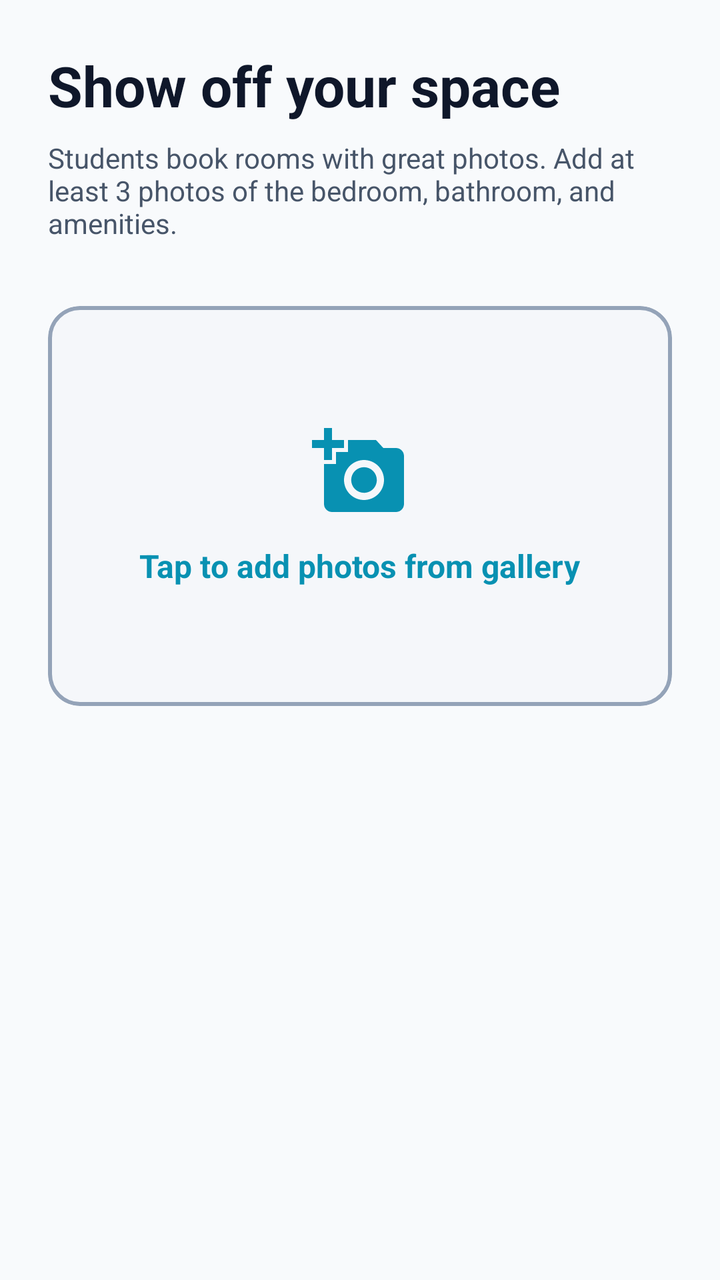
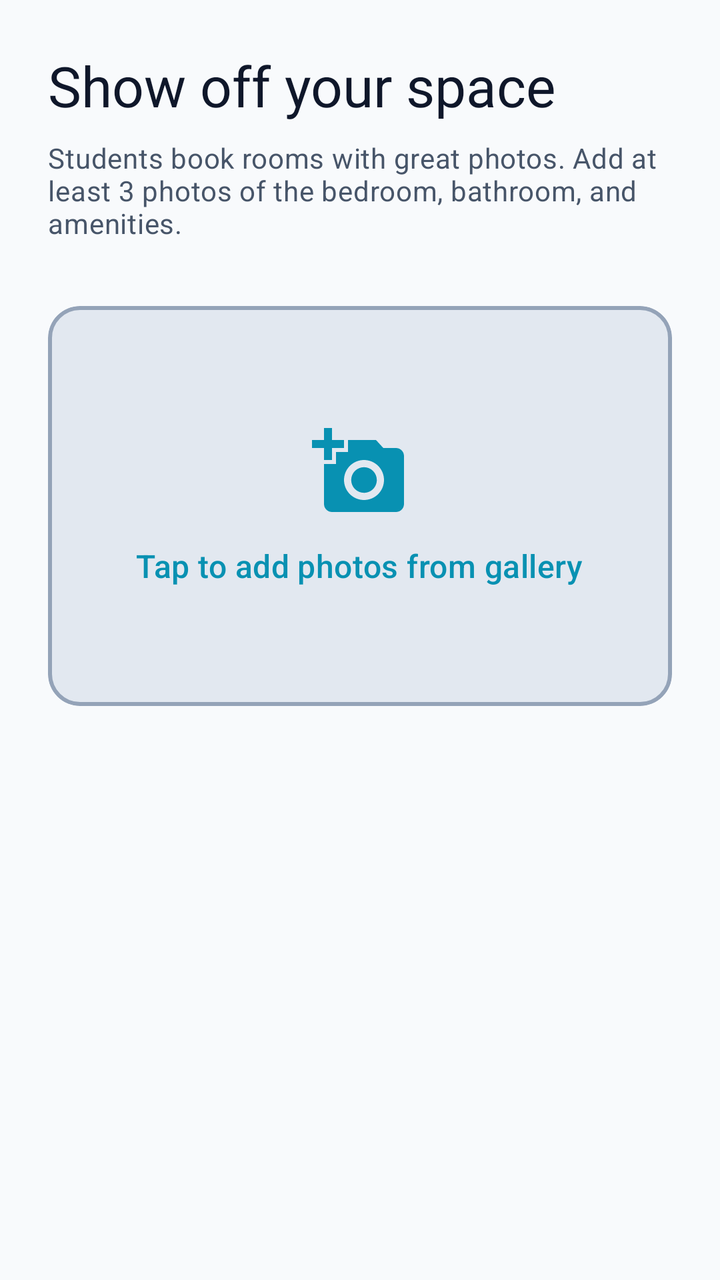

Before-and-after screenshots of an Android layout around one commit, followed by the original layout XML and the change that was made.
<!-- AndroidManifest.xml: application theme Theme.StudentRoomSharingApp -->
<!-- res/layout/fragment_add_room_step2.xml -->
<?xml version="1.0" encoding="utf-8"?>
<androidx.constraintlayout.widget.ConstraintLayout
    xmlns:android="http://schemas.android.com/apk/res/android"
    xmlns:app="http://schemas.android.com/apk/res-auto"
    android:layout_width="match_parent"
    android:layout_height="match_parent"
    android:padding="24dp">

    <TextView
        android:id="@+id/tv_step2_title"
        android:layout_width="wrap_content"
        android:layout_height="wrap_content"
        android:text="Show off your space"
        android:textSize="28sp"
        android:textStyle="bold"
        android:textColor="@color/md_theme_light_onBackground"
        app:layout_constraintTop_toTopOf="parent"
        app:layout_constraintStart_toStartOf="parent" />

    <TextView
        android:id="@+id/tv_step2_subtitle"
        android:layout_width="wrap_content"
        android:layout_height="wrap_content"
        android:text="Students book rooms with great photos. Add at least 3 photos of the bedroom, bathroom, and amenities."
        android:textColor="@color/md_theme_light_onSurfaceVariant"
        android:layout_marginTop="8dp"
        app:layout_constraintTop_toBottomOf="@id/tv_step2_title"
        app:layout_constraintStart_toStartOf="parent" />

    
    <com.google.android.material.card.MaterialCardView
        android:id="@+id/card_upload_photos"
        android:layout_width="match_parent"
        android:layout_height="200dp"
        android:layout_marginTop="32dp"
        android:clickable="true"
        android:focusable="true"
        app:cardCornerRadius="16dp"
        app:cardElevation="0dp"
        app:strokeColor="@color/md_theme_light_outline"
        app:strokeWidth="2dp"
        app:layout_constraintTop_toBottomOf="@id/tv_step2_subtitle">

        
        <LinearLayout
            android:layout_width="match_parent"
            android:layout_height="match_parent"
            android:orientation="vertical"
            android:gravity="center"
            android:background="#F5F7FA">

            <ImageView
                android:layout_width="48dp"
                android:layout_height="48dp"
                android:src="@drawable/baseline_add_a_photo_24"
                app:tint="@color/md_theme_light_primary" />

            <TextView
                android:layout_width="wrap_content"
                android:layout_height="wrap_content"
                android:text="Tap to add photos from gallery"
                android:textSize="16sp"
                android:textStyle="bold"
                android:textColor="@color/md_theme_light_primary"
                android:layout_marginTop="12dp" />
        </LinearLayout>
    </com.google.android.material.card.MaterialCardView>

    
    <androidx.recyclerview.widget.RecyclerView
        android:id="@+id/recycler_selected_photos"
        android:layout_width="match_parent"
        android:layout_height="0dp"
        android:layout_marginTop="16dp"
        app:layout_constraintTop_toBottomOf="@id/card_upload_photos"
        app:layout_constraintBottom_toBottomOf="parent" />

</androidx.constraintlayout.widget.ConstraintLayout>
<!-- resources referenced by this layout -->
<resources>
  <color name="md_theme_light_onBackground">@color/onBackground</color>
  <color name="md_theme_light_onSurfaceVariant">@color/onSurfaceVariant</color>
  <color name="md_theme_light_outline">@color/outline</color>
  <color name="md_theme_light_primary">@color/primary</color>
  <color name="onBackground">#0F172A</color>
  <color name="onSurfaceVariant">#475569</color>
  <color name="outline">#94A3B8</color>
  <color name="primary">#0891B2</color>
  <color name="onPrimary">#FFFFFF</color>
  <color name="primaryContainer">#B5EAFB</color>
  <color name="onPrimaryContainer">#001F2A</color>
  <color name="secondary">#4E6A74</color>
  <color name="onSecondary">#FFFFFF</color>
  <color name="secondaryContainer">#D1F0F8</color>
  <color name="onSecondaryContainer">#05212A</color>
  <color name="tertiary">#9B6B4C</color>
  <color name="onTertiary">#FFFFFF</color>
  <color name="error">#DC2626</color>
  <color name="onError">#FFFFFF</color>
  <color name="errorContainer">#FFDAD6</color>
  <color name="onErrorContainer">#410002</color>
  <color name="background">#F8FAFC</color>
  <color name="surface">#FFFFFF</color>
  <color name="onSurface">#0F172A</color>
  <color name="surfaceVariant">#E2E8F0</color>
  <style name="TextAppearance.StudentRoomSharingApp.HeadlineMedium" parent="TextAppearance.Material3.HeadlineMedium">
          <item name="android:textSize">28sp</item>
          <item name="android:lineSpacingExtra">0sp</item>
          <item name="android:fontWeight">600</item>
      </style>
  <style name="TextAppearance.StudentRoomSharingApp.TitleLarge" parent="TextAppearance.Material3.TitleLarge">
          <item name="android:textSize">22sp</item>
          <item name="android:lineSpacingExtra">0sp</item>
          <item name="android:fontWeight">600</item>
      </style>
  <style name="TextAppearance.StudentRoomSharingApp.TitleMedium" parent="TextAppearance.Material3.TitleMedium">
          <item name="android:textSize">16sp</item>
          <item name="android:lineSpacingExtra">0sp</item>
          <item name="android:fontWeight">600</item>
      </style>
  <style name="TextAppearance.StudentRoomSharingApp.TitleSmall" parent="TextAppearance.Material3.TitleSmall">
          <item name="android:textSize">14sp</item>
          <item name="android:lineSpacingExtra">0sp</item>
          <item name="android:fontWeight">600</item>
      </style>
  <style name="TextAppearance.StudentRoomSharingApp.BodyLarge" parent="TextAppearance.Material3.BodyLarge">
          <item name="android:textSize">16sp</item>
          <item name="android:lineSpacingExtra">4sp</item>
      </style>
  <style name="TextAppearance.StudentRoomSharingApp.BodyMedium" parent="TextAppearance.Material3.BodyMedium">
          <item name="android:textSize">14sp</item>
          <item name="android:lineSpacingExtra">4sp</item>
      </style>
  <style name="TextAppearance.StudentRoomSharingApp.BodySmall" parent="TextAppearance.Material3.BodySmall">
          <item name="android:textSize">12sp</item>
          <item name="android:lineSpacingExtra">4sp</item>
      </style>
  <style name="TextAppearance.StudentRoomSharingApp.LabelLarge" parent="TextAppearance.Material3.LabelLarge">
          <item name="android:textSize">14sp</item>
          <item name="android:fontWeight">500</item>
          <item name="android:letterSpacing">0.01</item>
      </style>
  <style name="TextAppearance.StudentRoomSharingApp.LabelMedium" parent="TextAppearance.Material3.LabelMedium">
          <item name="android:textSize">12sp</item>
          <item name="android:fontWeight">500</item>
          <item name="android:letterSpacing">0.02</item>
      </style>
  <style name="TextAppearance.StudentRoomSharingApp.LabelSmall" parent="TextAppearance.Material3.LabelSmall">
          <item name="android:textSize">11sp</item>
          <item name="android:fontWeight">500</item>
          <item name="android:letterSpacing">0.03</item>
      </style>
  <!-- unchanged entries left out for length: 3 -->
</resources>

<!-- the commit's change to res/layout/fragment_add_room_step2.xml (unified diff, before → after) -->
@@ -11,9 +11,8 @@
         android:layout_width="wrap_content"
         android:layout_height="wrap_content"
         android:text="Show off your space"
-        android:textSize="28sp"
-        android:textStyle="bold"
-        android:textColor="@color/md_theme_light_onBackground"
+        android:textAppearance="?attr/textAppearanceHeadlineMedium"
+        android:textColor="?attr/colorOnBackground"
         app:layout_constraintTop_toTopOf="parent"
         app:layout_constraintStart_toStartOf="parent" />
 
@@ -22,7 +21,8 @@
         android:layout_width="wrap_content"
         android:layout_height="wrap_content"
         android:text="Students book rooms with great photos. Add at least 3 photos of the bedroom, bathroom, and amenities."
-        android:textColor="@color/md_theme_light_onSurfaceVariant"
+        android:textAppearance="?attr/textAppearanceBodyMedium"
+        android:textColor="?attr/colorOnSurfaceVariant"
         android:layout_marginTop="8dp"
         app:layout_constraintTop_toBottomOf="@id/tv_step2_title"
         app:layout_constraintStart_toStartOf="parent" />
@@ -37,7 +37,7 @@
         android:focusable="true"
         app:cardCornerRadius="16dp"
         app:cardElevation="0dp"
-        app:strokeColor="@color/md_theme_light_outline"
+        app:strokeColor="?attr/colorOutline"
         app:strokeWidth="2dp"
         app:layout_constraintTop_toBottomOf="@id/tv_step2_subtitle">
 
@@ -47,21 +47,20 @@
             android:layout_height="match_parent"
             android:orientation="vertical"
             android:gravity="center"
-            android:background="#F5F7FA">
+            android:background="?attr/colorSurfaceVariant">
 
             <ImageView
                 android:layout_width="48dp"
                 android:layout_height="48dp"
                 android:src="@drawable/baseline_add_a_photo_24"
-                app:tint="@color/md_theme_light_primary" />
+                app:tint="?attr/colorPrimary" />
 
             <TextView
                 android:layout_width="wrap_content"
                 android:layout_height="wrap_content"
                 android:text="Tap to add photos from gallery"
-                android:textSize="16sp"
-                android:textStyle="bold"
-                android:textColor="@color/md_theme_light_primary"
+                android:textAppearance="?attr/textAppearanceTitleMedium"
+                android:textColor="?attr/colorPrimary"
                 android:layout_marginTop="12dp" />
         </LinearLayout>
     </com.google.android.material.card.MaterialCardView>
<!-- resource entries referenced after the edit -->
@@ -1,9 +1,5 @@
 <!-- resources referenced by this layout -->
 <resources>
-  <color name="md_theme_light_onBackground">@color/onBackground</color>
-  <color name="md_theme_light_onSurfaceVariant">@color/onSurfaceVariant</color>
-  <color name="md_theme_light_outline">@color/outline</color>
-  <color name="md_theme_light_primary">@color/primary</color>
   <color name="onBackground">#0F172A</color>
   <color name="onSurfaceVariant">#475569</color>
   <color name="outline">#94A3B8</color>
